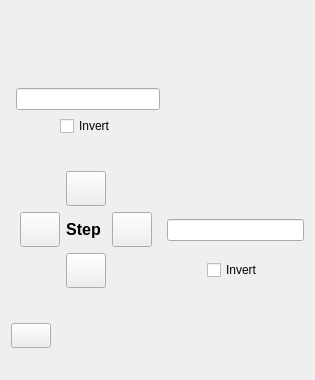
Old version of the form pcdsdevices/ui/SmarActTipTilt.embedded.ui in the repository pcdshub/pcdsdevices.
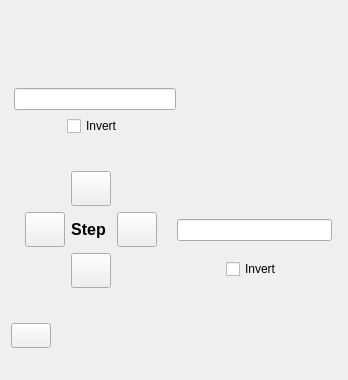
New version of the form. Custom widgets are drawn as their Qt base class.

Commit message: MNT: Tweak some positions and horizontal spacers

What changed in the file:
```diff
--- a/pcdsdevices/ui/SmarActTipTilt.embedded.ui
+++ b/pcdsdevices/ui/SmarActTipTilt.embedded.ui
@@ -6,7 +6,7 @@
    <rect>
     <x>0</x>
     <y>0</y>
-    <width>315</width>
+    <width>348</width>
     <height>380</height>
    </rect>
   </property>
@@ -38,19 +38,6 @@
    </item>
    <item>
     <layout class="QGridLayout" name="step_count_row">
-     <item row="0" column="3">
-      <spacer name="horizontalSpacer">
-       <property name="orientation">
-        <enum>Qt::Horizontal</enum>
-       </property>
-       <property name="sizeHint" stdset="0">
-        <size>
-         <width>5</width>
-         <height>10</height>
-        </size>
-       </property>
-      </spacer>
-     </item>
      <item row="3" column="1" alignment="Qt::AlignHCenter">
       <widget class="QCheckBox" name="invert_tilt">
        <property name="text">
@@ -114,7 +101,7 @@
        </property>
        <property name="sizeHint" stdset="0">
         <size>
-         <width>5</width>
+         <width>3</width>
          <height>10</height>
         </size>
        </property>
@@ -166,10 +153,42 @@
        </property>
       </widget>
      </item>
+     <item row="2" column="3">
+      <spacer name="horizontalSpacer">
+       <property name="orientation">
+        <enum>Qt::Horizontal</enum>
+       </property>
+       <property name="sizeType">
+        <enum>QSizePolicy::MinimumExpanding</enum>
+       </property>
+       <property name="sizeHint" stdset="0">
+        <size>
+         <width>40</width>
+         <height>20</height>
+        </size>
+       </property>
+      </spacer>
+     </item>
     </layout>
    </item>
    <item>
     <layout class="QHBoxLayout" name="horizontalLayout">
+     <item>
+      <spacer name="horizontalSpacer_5">
+       <property name="orientation">
+        <enum>Qt::Horizontal</enum>
+       </property>
+       <property name="sizeType">
+        <enum>QSizePolicy::Fixed</enum>
+       </property>
+       <property name="sizeHint" stdset="0">
+        <size>
+         <width>5</width>
+         <height>20</height>
+        </size>
+       </property>
+      </spacer>
+     </item>
      <item>
       <widget class="QWidget" name="embedded" native="true">
        <property name="sizePolicy">
@@ -523,9 +542,25 @@
        </layout>
       </widget>
      </item>
+     <item>
+      <spacer name="horizontalSpacer_3">
+       <property name="orientation">
+        <enum>Qt::Horizontal</enum>
+       </property>
+       <property name="sizeType">
+        <enum>QSizePolicy::Fixed</enum>
+       </property>
+       <property name="sizeHint" stdset="0">
+        <size>
+         <width>5</width>
+         <height>20</height>
+        </size>
+       </property>
+      </spacer>
+     </item>
      <item>
       <layout class="QGridLayout" name="tip_indicator_layout">
-       <item row="0" column="0">
+       <item row="1" column="0">
         <widget class="PyDMLabel" name="tip_step_count">
          <property name="sizePolicy">
           <sizepolicy hsizetype="MinimumExpanding" vsizetype="Fixed">
@@ -571,10 +606,10 @@
          </property>
         </widget>
        </item>
-       <item row="1" column="0">
+       <item row="2" column="0">
         <widget class="PyDMLineEdit" name="tip_step_size">
          <property name="sizePolicy">
-          <sizepolicy hsizetype="MinimumExpanding" vsizetype="Fixed">
+          <sizepolicy hsizetype="Minimum" vsizetype="Fixed">
            <horstretch>0</horstretch>
            <verstretch>0</verstretch>
           </sizepolicy>
@@ -611,14 +646,7 @@
          </property>
         </widget>
        </item>
-       <item row="2" column="0" alignment="Qt::AlignHCenter">
-        <widget class="QCheckBox" name="invert_tip">
-         <property name="text">
-          <string>Invert</string>
-         </property>
-        </widget>
-       </item>
-       <item row="3" column="0">
+       <item row="4" column="0">
         <spacer name="verticalSpacer">
          <property name="orientation">
           <enum>Qt::Vertical</enum>
@@ -634,8 +662,47 @@
          </property>
         </spacer>
        </item>
+       <item row="3" column="0" alignment="Qt::AlignHCenter">
+        <widget class="QCheckBox" name="invert_tip">
+         <property name="text">
+          <string>Invert</string>
+         </property>
+        </widget>
+       </item>
+       <item row="0" column="0">
+        <spacer name="verticalSpacer_2">
+         <property name="orientation">
+          <enum>Qt::Vertical</enum>
+         </property>
+         <property name="sizeType">
+          <enum>QSizePolicy::Fixed</enum>
+         </property>
+         <property name="sizeHint" stdset="0">
+          <size>
+           <width>20</width>
+           <height>2</height>
+          </size>
+         </property>
+        </spacer>
+       </item>
       </layout>
      </item>
+     <item>
+      <spacer name="horizontalSpacer_4">
+       <property name="orientation">
+        <enum>Qt::Horizontal</enum>
+       </property>
+       <property name="sizeType">
+        <enum>QSizePolicy::Fixed</enum>
+       </property>
+       <property name="sizeHint" stdset="0">
+        <size>
+         <width>5</width>
+         <height>20</height>
+        </size>
+       </property>
+      </spacer>
+     </item>
     </layout>
    </item>
    <item>
```
